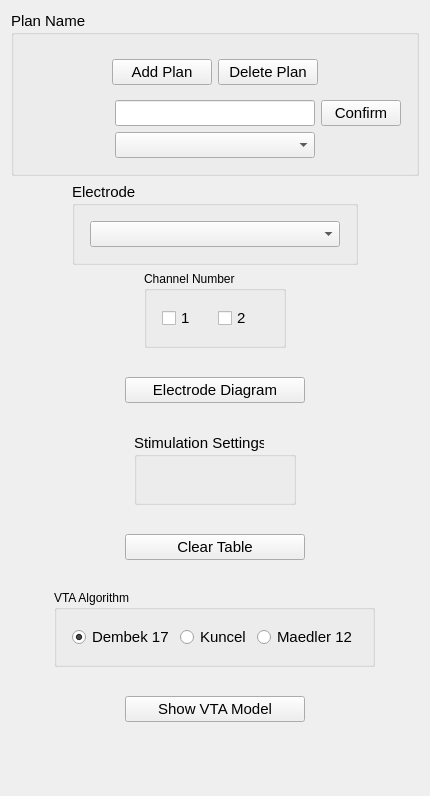
Qt form postopProgramming/Resources/UI/postopProgramming.ui (greydongilmore/trajectoryGuideModules) before a commit.
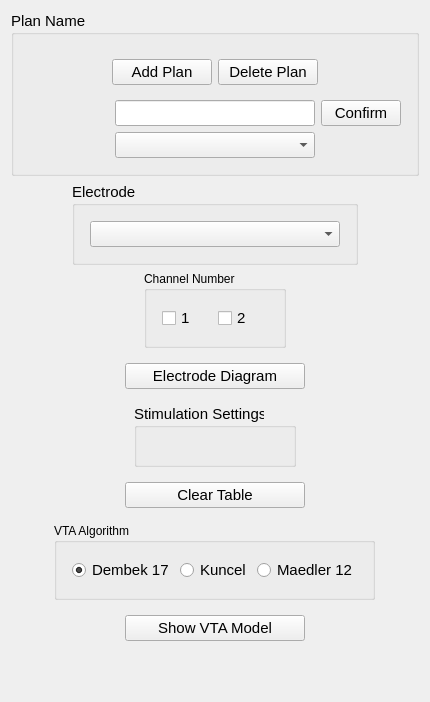
The same form after that commit. Custom widgets are drawn as their Qt base class.

Diff of the .ui file:
```diff
--- a/postopProgramming/Resources/UI/postopProgramming.ui
+++ b/postopProgramming/Resources/UI/postopProgramming.ui
@@ -7,7 +7,7 @@
     <x>0</x>
     <y>0</y>
     <width>426</width>
-    <height>796</height>
+    <height>702</height>
    </rect>
   </property>
   <property name="sizePolicy">
@@ -547,7 +547,7 @@
       <enum>Qt::Vertical</enum>
      </property>
      <property name="sizeType">
-      <enum>QSizePolicy::Fixed</enum>
+      <enum>QSizePolicy::MinimumExpanding</enum>
      </property>
      <property name="sizeHint" stdset="0">
       <size>
```
